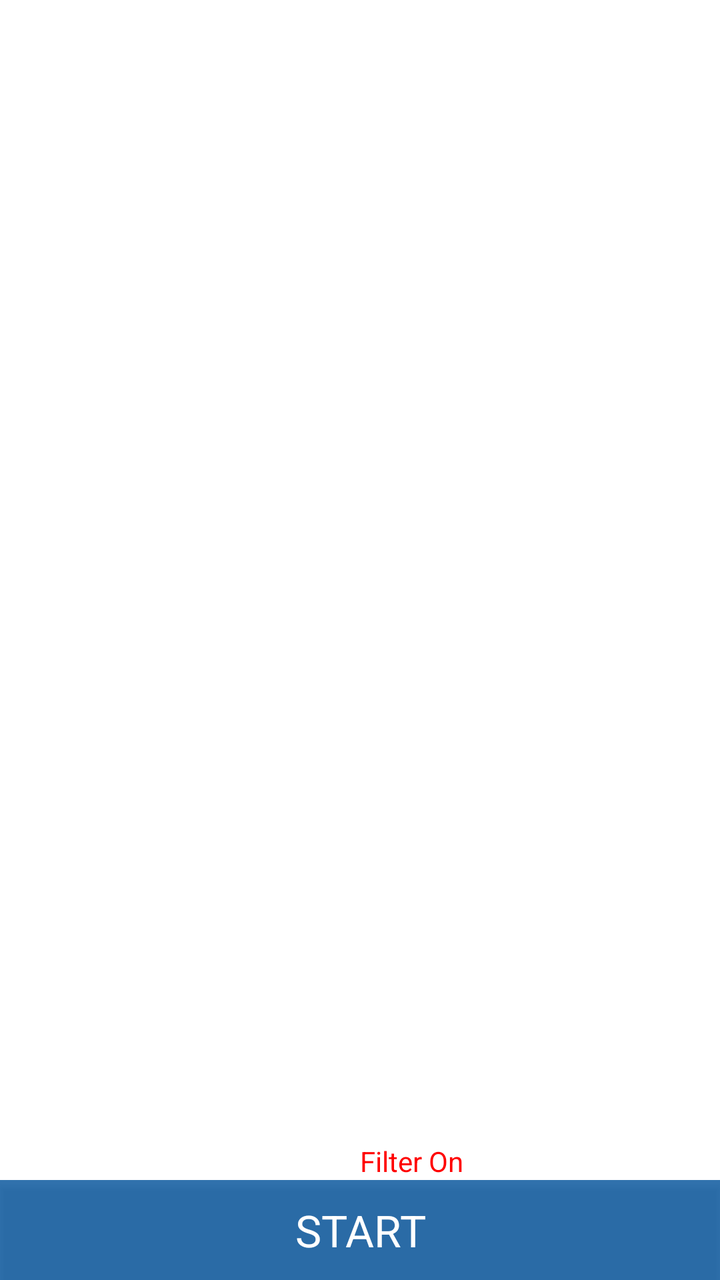
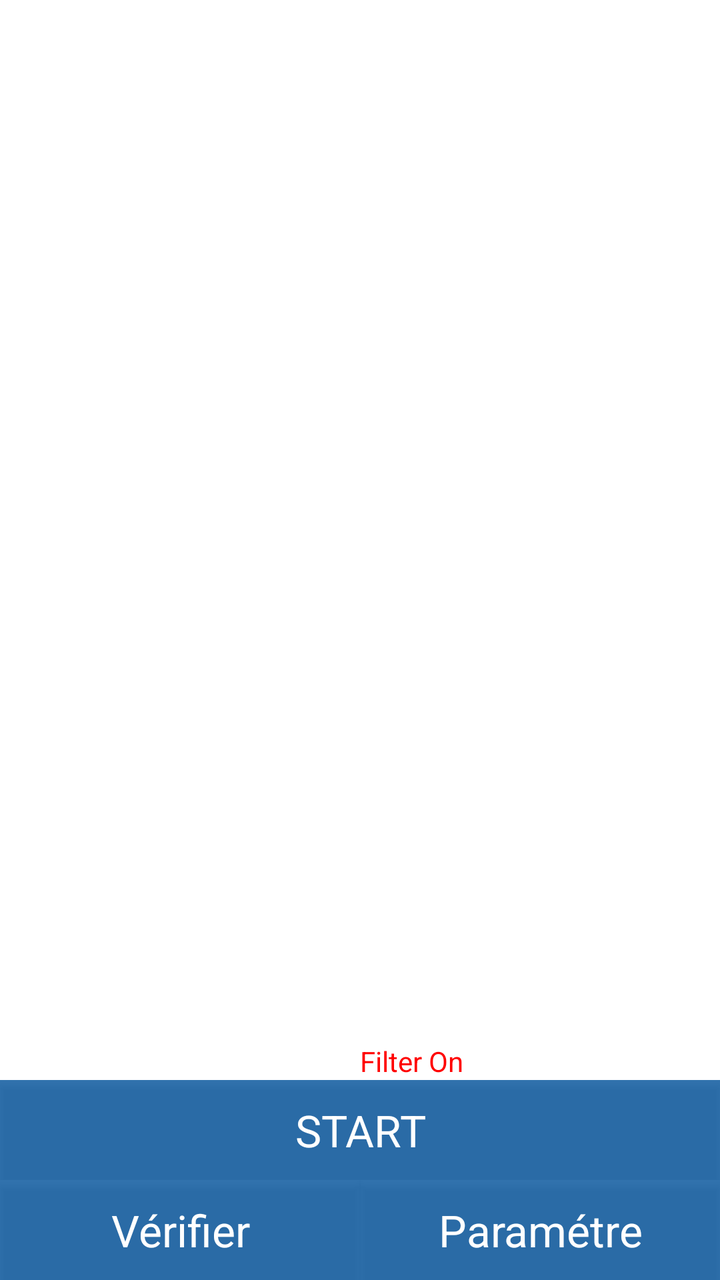

Compare the two renders of this Android layout. The source of the first and the diff that turns it into the second are given below.
<!-- AndroidManifest.xml: application theme AppNewTheme -->
<!-- res/layout/fragment_inventory_rfid_multi.xml -->
<LinearLayout xmlns:android="http://schemas.android.com/apk/res/android"
    xmlns:tools="http://schemas.android.com/tools"
    style="@style/base_layout_style"
    android:paddingLeft="0dp"
    android:paddingRight="0dp"
    android:orientation="vertical">

    <LinearLayout
        android:id="@+id/inventoryMultibankSetting"
        android:layout_width="match_parent"
        android:layout_height="wrap_content"
        android:visibility="gone"
        android:paddingLeft="10dp"
        android:paddingRight="10dp"
        android:orientation="vertical">

        <TableRow
            android:layout_width="match_parent"
            android:layout_height="wrap_content">

            <CheckBox
                android:id="@+id/accessInventoryBankTitle1"
                android:layout_width="wrap_content"
                style="@style/style_normal_font"
                android:text="Bank"/>

            <Spinner
                android:id="@+id/accessInventoryBank1"
                android:layout_margin="0dp"
                android:layout_weight="3"
                style="@style/style_default_spinner" />

            <TextView
                android:layout_width="0dp"
                android:layout_weight="1"
                style="@style/style_normal_font"
                android:text="@string/readWriteOffset_title" />

            <EditText
                android:id="@+id/accessInventoryOffset1"
                android:layout_width="0dp"
                android:layout_weight="1"
                android:inputType="numberDecimal"
                android:gravity="center"
                style="@style/style_normal_font"
                android:text="0" />

            <TextView
                android:layout_width="0dp"
                android:layout_weight="1"
                style="@style/style_normal_font"
                android:text="@string/readWriteSize_title" />

            <EditText
                android:id="@+id/accessInventoryLength1"
                android:layout_width="0dp"
                android:layout_weight="1"
                android:inputType="numberDecimal"
                android:gravity="center"
                style="@style/style_normal_font"
                android:text="2" />
        </TableRow>

        <TableRow
            android:layout_width="match_parent"
            android:layout_height="wrap_content">

            <CheckBox
                android:id="@+id/accessInventoryBankTitle2"
                android:layout_width="wrap_content"
                style="@style/style_normal_font"
                android:text="Bank" />

            <Spinner
                android:id="@+id/accessInventoryBank2"
                android:layout_margin="0dp"
                android:layout_weight="3"
                style="@style/style_default_spinner" />

            <TextView
                android:layout_width="0dp"
                android:layout_weight="1"
                style="@style/style_normal_font"
                android:text="@string/readWriteOffset_title" />

            <EditText
                android:id="@+id/accessInventoryOffset2"
                android:layout_width="0dp"
                android:layout_weight="1"
                android:inputType="numberDecimal"
                android:gravity="center"
                style="@style/style_normal_font"
                android:text="0" />

            <TextView
                android:layout_width="0dp"
                android:layout_weight="1"
                style="@style/style_normal_font"
                android:text="@string/readWriteSize_title" />

            <EditText
                android:id="@+id/accessInventoryLength2"
                android:layout_width="0dp"
                android:layout_weight="1"
                android:gravity="center"
                android:inputType="numberDecimal"
                style="@style/style_normal_font"
                android:text="2" />
        </TableRow>
    </LinearLayout>

    <LinearLayout
        android:layout_width="match_parent"
        android:layout_height="0dp"
        android:layout_weight="95"
        android:gravity="center|bottom"
        android:orientation="vertical" >

        <LinearLayout
            android:layout_width="match_parent"
            android:layout_height="wrap_content"
            android:gravity="center|bottom"
            android:orientation="horizontal" >

            <CheckBox
                android:id="@+id/accessInventoryDupElim"
                android:layout_width="0dp"
                android:layout_weight="1"
                android:layout_gravity="center"
                android:visibility="gone"
                style="@style/style_normal_font"
                android:checked="true"
                android:text="duplicate elimination"/>

            <CheckBox
                android:id="@+id/accessInventoryFilterByTid"
                android:layout_width="0dp"
                android:layout_weight="1"
                android:layout_gravity="center"
                android:visibility="gone"
                style="@style/style_normal_font"
                android:checked="true"
                android:text="FM13DT160 only"/>

            <CheckBox
                android:id="@+id/accessInventoryFilterByEpc"
                android:layout_width="0dp"
                android:layout_weight="1"
                android:layout_gravity="center"
                android:visibility="gone"
                style="@style/style_normal_font"
                android:text="sgtin only"/>

            <CheckBox
                android:id="@+id/accessInventoryFilterByProtect"
                android:layout_width="0dp"
                android:layout_weight="2"
                android:layout_gravity="center"
                android:visibility="gone"
                style="@style/style_normal_font"
                android:text="protected only with password"/>

            <include
                android:id="@+id/accessInventoryProtectPassword"
                android:layout_width="0dp"
                android:layout_weight="1"
                android:layout_height="wrap_content"
                android:visibility="gone"
                layout="@layout/custom_edittext_password"/>
        </LinearLayout>

        <ListView
            android:id="@+id/inventoryRfidList1"
            android:layout_width="match_parent"
            android:layout_height="0dp"
            android:layout_weight="95"
            android:divider="@android:color/darker_gray"
            android:dividerHeight="0.25dp" />

        <TextView
            android:id="@+id/inventoryRfidEmpty1"
            android:layout_width="match_parent"
            android:layout_height="0dp"
            android:layout_weight="95"
            android:padding="@dimen/default_padding"
            style="@style/style_medium_font"
            android:text="@string/notag_found"
            android:visibility="gone" />

        <LinearLayout
            android:layout_width="match_parent"
            android:layout_height="wrap_content"
            android:visibility="gone"
            android:orientation="horizontal">

            <Button
                android:id="@+id/inventoryRfidButtonT1"
                android:layout_width="0dp"
                android:layout_weight="1"
                android:layout_height="match_parent"
                style="@style/style_button_font"
                android:text="BUZ" />
        </LinearLayout>

        <LinearLayout
            android:layout_width="match_parent"
            android:layout_height="wrap_content"
            android:orientation="horizontal">

            <TextView
                android:id="@+id/inventoryRfidRunTime1"
                android:layout_width="0dp"
                android:layout_weight="1"
                android:layout_height="wrap_content"
                android:textAlignment="textStart" />

            <TextView
                android:id="@+id/inventoryRfidFilterOn1"
                android:layout_width="0dp"
                android:layout_weight="1"
                android:layout_height="wrap_content"
                android:visibility="visible"
                android:textColor="#ff0000"
                android:text="Filter On" />

            <TextView
                android:id="@+id/inventoryRfidVoltageLevel1"
                android:layout_width="wrap_content"
                android:layout_height="wrap_content" />
        </LinearLayout>
    </LinearLayout>

    <LinearLayout
        android:layout_width="match_parent"
        android:layout_height="50dp"
        android:gravity="center|bottom"
        android:orientation="horizontal" >

        <TextView
            android:id="@+id/inventoryRfidYield1"
            android:layout_width="wrap_content"
            android:layout_height="match_parent"
            android:gravity="center"
            style="@style/style_button_font" />

        <Button
            android:id="@+id/inventoryRfidButton1"
            android:layout_width="0dp"
            android:layout_weight="1"
            android:layout_height="match_parent"
            style="@style/style_button_font"
            android:text="@string/start_title" />

        <TextView
            android:id="@+id/inventoryRfidRate1"
            android:layout_width="wrap_content"
            android:layout_height="match_parent"
            android:gravity="center"
            style="@style/style_button_font" />
    </LinearLayout>
</LinearLayout>
<!-- res/layout/custom_edittext_password.xml (included above) -->
<?xml version="1.0" encoding="utf-8"?>
<EditText xmlns:android="http://schemas.android.com/apk/res/android"
    style="@style/style_normal_font"
    android:digits="0123456789ABCDEFabcdef"
    android:inputType="textNoSuggestions|textVisiblePassword"
    android:gravity="center"
    android:hint="@string/password_pattern_title" />
<!-- resources referenced by this layout -->
<resources>
  <dimen name="default_padding">10dp</dimen>
  <string name="notag_found">No Tag Found</string>
  <string name="password_pattern_title">Password</string>
  <string name="readWriteOffset_title">Offset</string>
  <string name="readWriteSize_title">Size</string>
  <string name="start_title">START</string>
  <style name="base_layout_style">
          <item name="android:layout_height">match_parent</item>
          <item name="android:layout_width">match_parent</item>
          <item name="android:paddingLeft">10dp</item>
          <item name="android:paddingRight">10dp</item>
      </style>
  <style name="style_button_font">
          <item name="android:textAppearance">?android:attr/textAppearanceLarge</item>
          <item name="android:textColor">@android:color/primary_text_dark</item>
          <item name="android:background">#CC000000</item>
      </style>
  <style name="style_default_spinner" parent="Base.Widget.AppCompat.Spinner.Underlined">
          <item name="android:textSize">@dimen/custom_spinner_font</item>
          <item name="android:layout_width">0dp</item>
          <item name="android:layout_height">wrap_content</item>
          <item name="android:gravity">center</item>
      </style>
  <style name="style_medium_font">
          <item name="android:layout_width">match_parent</item>
          <item name="android:layout_height">wrap_content</item>
          <item name="android:textAppearance">?android:attr/textAppearanceMedium</item>
      </style>
  <style name="style_normal_font">
          <item name="android:layout_width">match_parent</item>
          <item name="android:layout_height">wrap_content</item>
          <item name="android:textAppearance">?android:attr/textAppearance</item>
      </style>
  <style name="AppNewTheme" parent="Theme.MaterialComponents.Light.NoActionBar">
          <item name="colorPrimary">@color/colorPrimary</item>
          <item name="colorPrimaryDark">@color/colorPrimaryDark</item>
          <item name="colorAccent">@color/colorPrimary</item>
          <item name="android:textAllCaps">false</item>
          <item name="windowActionBar">false</item>
          <item name="windowNoTitle">true</item>
          <item name="actionButtonStyle">@style/ActionButtonStyle</item>
          <item name="actionBarTabTextStyle">@style/ActionTabTextStyle</item>
      </style>
  <dimen name="custom_spinner_font">15sp</dimen>
  <color name="colorPrimary">#00529c</color>
  <color name="colorPrimaryDark">#3F51B5</color>
  <style name="ActionButtonStyle">
          <item name="android:minWidth">0dp</item>
          <item name="android:paddingLeft">0dp</item>
          <item name="android:paddingRight">5dp</item>
      </style>
  <style name="ActionTabTextStyle">
          <item name="android:textAllCaps">false</item>
      </style>
</resources>

<!-- the commit's change to res/layout/fragment_inventory_rfid_multi.xml (unified diff, before → after) -->
@@ -241,7 +241,7 @@
             android:layout_width="wrap_content"
             android:layout_height="match_parent"
             android:gravity="center"
-            style="@style/style_button_font" />
+            style="@style/style_button_font_2" />
 
         <Button
             android:id="@+id/inventoryRfidButton1"
@@ -256,7 +256,29 @@
             android:layout_width="wrap_content"
             android:layout_height="match_parent"
             android:gravity="center"
-            style="@style/style_button_font" />
+            style="@style/style_button_font_2" />
+    </LinearLayout>
+    <LinearLayout
+        android:layout_width="match_parent"
+        android:layout_height="50dp"
+        android:gravity="center|bottom"
+        android:orientation="horizontal" >
+
+        <Button
+            android:id="@+id/verifyRfidButton"
+            android:layout_width="0dp"
+            android:layout_weight="1"
+            android:layout_height="match_parent"
+            style="@style/style_button_font"
+            android:text="Vérifier" />
+        <Button
+            android:id="@+id/settingRfidButton"
+            android:layout_width="0dp"
+            android:layout_weight="1"
+            android:layout_height="match_parent"
+            style="@style/style_button_font"
+            android:text="Paramétre" />
+
     </LinearLayout>
 </LinearLayout>
 <!-- res/layout/custom_edittext_password.xml (included above) -->
<!-- resource entries referenced after the edit -->
@@ -16,6 +16,12 @@
           <item name="android:textAppearance">?android:attr/textAppearanceLarge</item>
           <item name="android:textColor">@android:color/primary_text_dark</item>
           <item name="android:background">#CC000000</item>
+      </style>
+  <style name="style_button_font_2">
+          <item name="android:textAppearance">?android:attr/textAppearanceLarge</item>
+          <item name="android:textColor">@android:color/primary_text_dark</item>
+          <item name="android:background">#CC000000</item>
+          <item name="android:textSize">10sp</item>
       </style>
   <style name="style_default_spinner" parent="Base.Widget.AppCompat.Spinner.Underlined">
           <item name="android:textSize">@dimen/custom_spinner_font</item>
